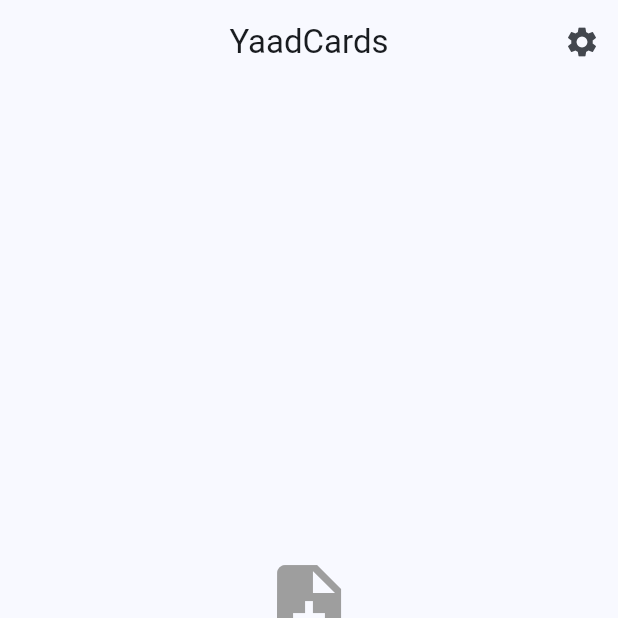
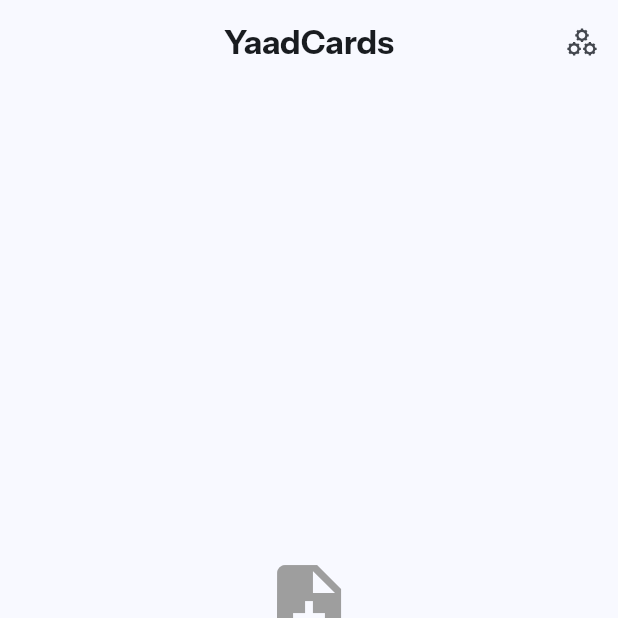
Before and after one commit to YuvaKrishnaS/yaadcards, a Flutter app: the screen it shows after launch, on a phone screen of 412 x 824 dp, the top half of it. Run offline on Flutter 3.47's test engine with Material 3 defaults, Android fonts, the phone set to English and light mode, and no system bars; our stand-ins replace google_fonts, google_mobile_ads, hive, hive_flutter, image_picker, line_awesome_flutter; accounts and stored records are empty; network calls fail.

Commit message:
Home Screen modification

```diff
--- a/lib/screens/home_screen.dart
+++ b/lib/screens/home_screen.dart
@@ -1,4 +1,5 @@
 import 'package:flutter/material.dart';
+import 'package:google_fonts/google_fonts.dart';
 import 'package:provider/provider.dart';
 import '../services/storage_service.dart';
 import '../widgets/flashcard_tile.dart';
@@ -6,6 +7,7 @@ import '../ads/ad_helper.dart';
 import 'create_flashcard_screen.dart';
 import 'settings_screen.dart';
 import 'flashcard_detail_screen.dart';
+import 'package:line_awesome_flutter/line_awesome_flutter.dart';
 
 class HomeScreen extends StatefulWidget {
   const HomeScreen({super.key});
@@ -28,10 +30,16 @@ class _HomeScreenState extends State<HomeScreen> {
   Widget build(BuildContext context) {
     return Scaffold(
       appBar: AppBar(
-        title: const Text('YaadCards'),
+        title: Text(
+          'YaadCards',
+          style: GoogleFonts.instrumentSans(
+            // fontSize: 24
+            fontWeight: FontWeight.w700
+          )
+        ),
         actions: [
           IconButton(
-            icon: const Icon(Icons.settings),
+            icon: const Icon(LineAwesomeIcons.cogs_solid),
             onPressed: () {
               Navigator.push(
                 context,
--- a/pubspec.yaml
+++ b/pubspec.yaml
@@ -38,6 +38,8 @@ dependencies:
   url_launcher: ^6.3.2
   provider: ^6.1.5
   path_provider: ^2.1.5
+  google_fonts: ^6.2.1
+  line_awesome_flutter: ^3.0.1
 
 dev_dependencies:
   flutter_test:
```
Also changed, not shown: pubspec.lock, 1 other file.
